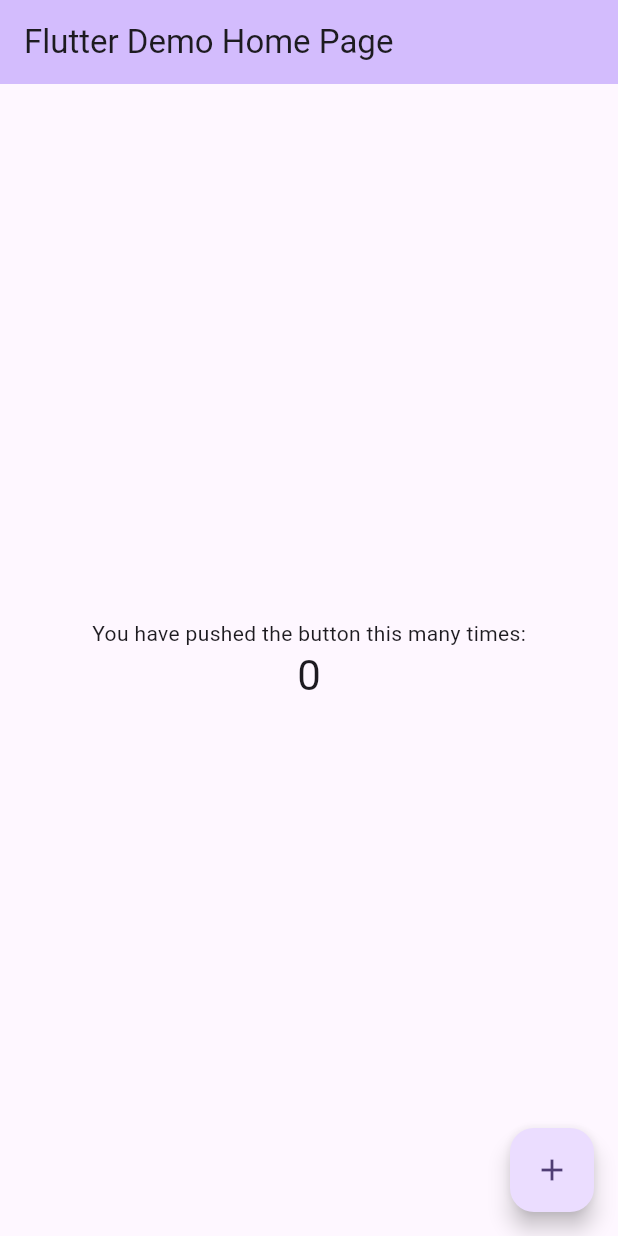
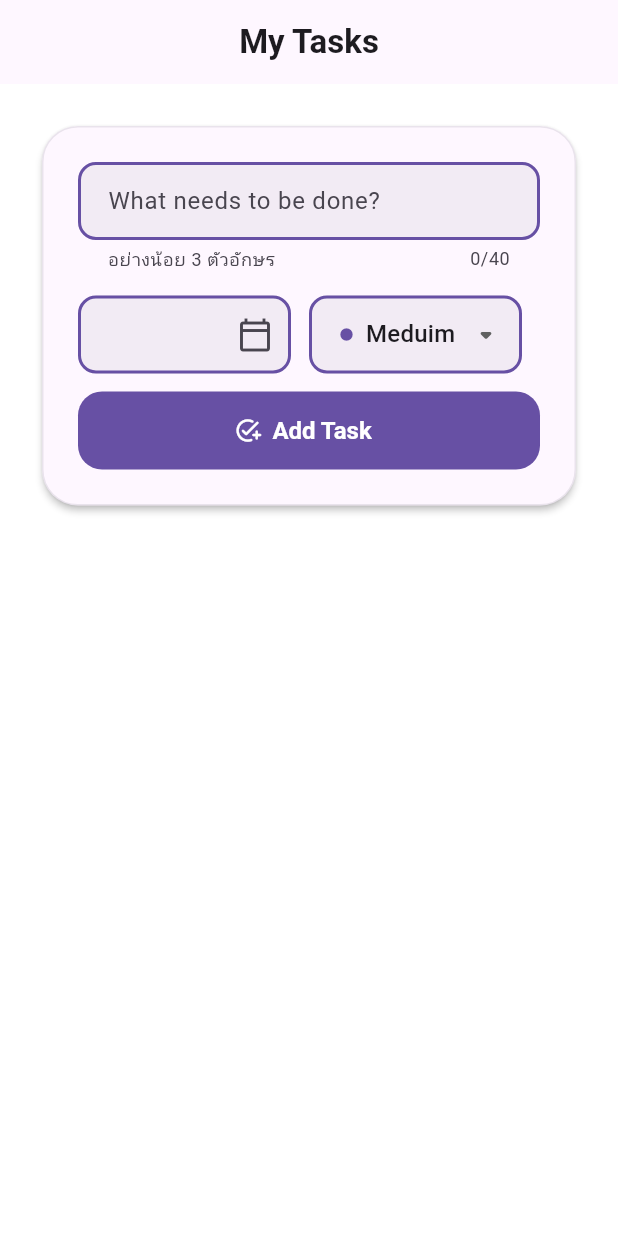
Before and after one commit to panawat-sutthasit/Todo-List, a Flutter app: the screen it shows after launch, on a phone screen of 412 x 824 dp. Run offline on Flutter 3.47's test engine with Material 3 defaults, Android fonts, the phone set to English and light mode, and no system bars.

Commit message:
update to do list page on project

```diff
--- a/todolist/lib/main.dart
+++ b/todolist/lib/main.dart
@@ -1,122 +1,18 @@
 import 'package:flutter/material.dart';
+import 'package:todolist/todo_list_page.dart';
 
-void main() {
-  runApp(const MyApp());
-}
+void main() => runApp(const MyApp());
 
 class MyApp extends StatelessWidget {
   const MyApp({super.key});
 
-  // This widget is the root of your application.
   @override
   Widget build(BuildContext context) {
+    // สร้าง base theme ก่อน เพื่ออ้าง colorScheme ได้
+
     return MaterialApp(
-      title: 'Flutter Demo',
-      theme: ThemeData(
-        // This is the theme of your application.
-        //
-        // TRY THIS: Try running your application with "flutter run". You'll see
-        // the application has a purple toolbar. Then, without quitting the app,
-        // try changing the seedColor in the colorScheme below to Colors.green
-        // and then invoke "hot reload" (save your changes or press the "hot
-        // reload" button in a Flutter-supported IDE, or press "r" if you used
-        // the command line to start the app).
-        //
-        // Notice that the counter didn't reset back to zero; the application
-        // state is not lost during the reload. To reset the state, use hot
-        // restart instead.
-        //
-        // This works for code too, not just values: Most code changes can be
-        // tested with just a hot reload.
-        colorScheme: ColorScheme.fromSeed(seedColor: Colors.deepPurple),
-      ),
-      home: const MyHomePage(title: 'Flutter Demo Home Page'),
+      debugShowCheckedModeBanner: false,
+      home: const TodoListPage(),
     );
   }
 }
-
-class MyHomePage extends StatefulWidget {
-  const MyHomePage({super.key, required this.title});
-
-  // This widget is the home page of your application. It is stateful, meaning
-  // that it has a State object (defined below) that contains fields that affect
-  // how it looks.
-
-  // This class is the configuration for the state. It holds the values (in this
-  // case the title) provided by the parent (in this case the App widget) and
-  // used by the build method of the State. Fields in a Widget subclass are
-  // always marked "final".
-
-  final String title;
-
-  @override
-  State<MyHomePage> createState() => _MyHomePageState();
-}
-
-class _MyHomePageState extends State<MyHomePage> {
-  int _counter = 0;
-
-  void _incrementCounter() {
-    setState(() {
-      // This call to setState tells the Flutter framework that something has
-      // changed in this State, which causes it to rerun the build method below
-      // so that the display can reflect the updated values. If we changed
-      // _counter without calling setState(), then the build method would not be
-      // called again, and so nothing would appear to happen.
-      _counter++;
-    });
-  }
-
-  @override
-  Widget build(BuildContext context) {
-    // This method is rerun every time setState is called, for instance as done
-    // by the _incrementCounter method above.
-    //
-    // The Flutter framework has been optimized to make rerunning build methods
-    // fast, so that you can just rebuild anything that needs updating rather
-    // than having to individually change instances of widgets.
-    return Scaffold(
-      appBar: AppBar(
-        // TRY THIS: Try changing the color here to a specific color (to
-        // Colors.amber, perhaps?) and trigger a hot reload to see the AppBar
-        // change color while the other colors stay the same.
-        backgroundColor: Theme.of(context).colorScheme.inversePrimary,
-        // Here we take the value from the MyHomePage object that was created by
-        // the App.build method, and use it to set our appbar title.
-        title: Text(widget.title),
-      ),
-      body: Center(
-        // Center is a layout widget. It takes a single child and positions it
-        // in the middle of the parent.
-        child: Column(
-          // Column is also a layout widget. It takes a list of children and
-          // arranges them vertically. By default, it sizes itself to fit its
-          // children horizontally, and tries to be as tall as its parent.
-          //
-          // Column has various properties to control how it sizes itself and
-          // how it positions its children. Here we use mainAxisAlignment to
-          // center the children vertically; the main axis here is the vertical
-          // axis because Columns are vertical (the cross axis would be
-          // horizontal).
-          //
-          // TRY THIS: Invoke "debug painting" (choose the "Toggle Debug Paint"
-          // action in the IDE, or press "p" in the console), to see the
-          // wireframe for each widget.
-          mainAxisAlignment: MainAxisAlignment.center,
-          children: <Widget>[
-            const Text('You have pushed the button this many times:'),
-            Text(
-              '$_counter',
-              style: Theme.of(context).textTheme.headlineMedium,
-            ),
-          ],
-        ),
-      ),
-      floatingActionButton: FloatingActionButton(
-        onPressed: _incrementCounter,
-        tooltip: 'Increment',
-        child: const Icon(Icons.add),
-      ), // This trailing comma makes auto-formatting nicer for build methods.
-    );
-  }
-}
--- /dev/null
+++ b/todolist/lib/models/todo_item.dart
@@ -0,0 +1,75 @@
+import 'package:flutter/material.dart';
+import 'package:flutter/services.dart';
+
+enum Priority {low, meduim, high}
+
+class TodoItem {
+  final String title;
+  final DateTime? due;
+  final Priority priority;
+  final bool done;
+
+  TodoItem({
+    required this.title,
+    this.due,
+    required this.priority,
+    this.done = false,
+  });
+
+  TodoItem copyWith({
+    String? title,
+    DateTime? due,
+    Priority? priority,
+    bool? done,
+  }) {
+    return TodoItem(
+      title: title ?? this.title,
+      due: due ?? this.due,
+      priority: priority ?? this.priority,
+      done: done ?? this.done
+    );
+  }
+
+  Map<String, dynamic> toJson() {
+    return {
+      "title": title,
+      "due": due?.toIso8601String(),
+      "priority": priority.name,
+      "done": done
+    };
+  }
+
+  factory TodoItem.fromJson(Map<String, dynamic> json) {
+    return TodoItem(
+      title: json["title"] ?? "",
+      due: json["due"] != null ? DateTime.parse(json["due"]) : null,
+      priority: Priority.values.firstWhere(
+        (p) => p.name == json["priority"],
+        orElse: () => Priority.meduim,
+      ),
+      done: json["done"] ?? false
+    );
+  }
+}
+
+String priorityLabel(Priority p) {
+  switch (p) {
+    case Priority.low:
+      return "Low";
+    case Priority.meduim:
+      return "Meduim";
+    case Priority.high:
+      return "High";
+  }
+}
+
+Color priorityColor(Priority p, ColorScheme scheme) {
+  switch (p) {
+    case Priority.low:
+      return scheme.tertiary;
+    case Priority.meduim:
+      return scheme.primary;
+    case Priority.high:
+      return scheme.error;
+  }
+}
--- /dev/null
+++ b/todolist/lib/todo_list_page.dart
@@ -0,0 +1,386 @@
+import 'package:flutter/material.dart';
+import 'package:intl/intl.dart';
+import 'package:todolist/models/todo_item.dart';
+
+class TodoListPage extends StatefulWidget {
+  const TodoListPage({super.key});
+
+  @override
+  State<TodoListPage> createState() => _TodoListPageState();
+}
+
+class _TodoListPageState extends State<TodoListPage> {
+
+  final _formkey = GlobalKey<FormState>();
+
+  final _titleCtrl = TextEditingController();
+  final _dueDateCtrl = TextEditingController();
+
+  DateTime? _dueDate;
+  Priority _priority = Priority.meduim;
+
+  final List<TodoItem> _items = [];
+
+  @override
+  void dispose() {
+    // TODO: implement dispose
+    _titleCtrl.dispose();
+    _dueDateCtrl.dispose();
+    super.dispose();
+  }
+
+  Future<void> _pickDate() async {
+    final now = DateTime.now();
+    final result = await showDatePicker(
+      context: context,
+      initialDate: _dueDate ?? now,
+      firstDate: DateTime(now.year - 1),
+      lastDate: DateTime(now.year+3),
+      helpText: 'เลือกวันที่',
+      cancelText: 'ยกเลิก',
+      confirmText: 'ตกลง'
+    );
+    if (result != null) {
+      setState(() {
+        _dueDate = DateTime(result.year, result.month, result.day);
+        _dueDateCtrl.text = DateFormat('dd MMM yyyy').format(_dueDate!);
+      });
+    }
+  }
+
+
+  InputDecoration _input(String label, {String? hint, String? helper, Widget? prefixIcon, Widget? suffixIcon}) {
+    final scheme = Theme.of(context).colorScheme;
+    final border = OutlineInputBorder(
+      borderRadius: BorderRadius.circular(12),
+      borderSide: BorderSide(color: scheme.outlineVariant, width: 1.4)
+    );
+
+    return InputDecoration(
+      // labelText: label,
+      hintText: hint,
+      helperText: helper,
+      prefixIcon: prefixIcon,
+      suffixIcon: suffixIcon,
+      filled: true,
+      fillColor: Theme.of(context).colorScheme.surfaceContainerHighest.withOpacity(0.5),
+      border: border,
+      enabledBorder: border.copyWith(
+        borderSide: BorderSide(color: Theme.of(context).colorScheme.primary, width: 2)
+      ),
+      focusedBorder: border.copyWith(
+        borderSide: BorderSide(color: Theme.of(context).colorScheme.primary, width: 2),
+      ),
+      contentPadding: const EdgeInsets.symmetric(horizontal: 16, vertical: 14)
+    );
+  }
+
+  @override
+  Widget build(BuildContext context) {
+
+    final scheme = Theme.of(context).colorScheme;
+
+    return Scaffold(
+      backgroundColor: scheme.surfaceContainerLowest,
+      appBar: AppBar(
+        title: Text("My Tasks", style: TextStyle(
+          color: scheme.onSurface,
+          fontWeight: FontWeight.w600
+        ),),
+        backgroundColor: scheme.surface,
+        foregroundColor: scheme.onPrimary,
+        centerTitle: true,
+        elevation: 0,
+      ),
+      body: SafeArea(
+        child: LayoutBuilder(
+          builder: (context, constraints) {
+            return SingleChildScrollView(
+              padding: const EdgeInsets.all(24),
+              child: Center(
+                child: Column(
+                  children: [
+                    ConstrainedBox(
+                      constraints: BoxConstraints(
+                        maxWidth: 720,
+                        // minHeight: constraints.maxHeight - 40
+                      ),
+                      child: Card(
+                        elevation: 2,
+                        color: scheme.surface,
+                        shape: RoundedRectangleBorder(
+                          borderRadius: BorderRadius.circular(24),
+                          side: BorderSide(
+                            color: scheme.outlineVariant.withOpacity(0.4),
+                            width: 1,
+                          )
+                        ),
+                        child: Padding(
+                          padding: const EdgeInsets.all(24),
+                          child: Form(
+                            key: _formkey,
+                            child: Column(
+                              crossAxisAlignment: CrossAxisAlignment.stretch,
+                              children: [
+                                TextFormField(
+                                  controller: _titleCtrl,
+                                  maxLength: 40,
+                                  textInputAction: TextInputAction.next,
+                                  decoration: _input(
+                                    'ชื่องาน',
+                                    hint: 'What needs to be done?',
+                                    helper: 'อย่างน้อย 3 ตัวอักษร'
+                                    // prefixIcon: const Icon(Icons.edit_outlined)
+                                  ),
+                                  validator: (v) {
+                                    final t = v?.trim() ?? '';
+                                    if (t.isEmpty) return 'กรุณากรอกชื่องาน';
+                                    if (t.length < 3) return 'ชื่องานควรยาวเกิน 3 ตัวอักษร';
+                                    return null;
+                                  },
+                                ),
+                                const SizedBox(height: 16,),
+                                Row(
+                                  children: [
+                                    Expanded(
+                                      child: GestureDetector(
+                                        onTap: _pickDate,
+                                        child: AbsorbPointer(
+                                          child: TextField(
+                                            controller: _dueDateCtrl,
+                                            readOnly: true,
+                                            decoration: _input(
+                                              "",
+                                              // prefixIcon: const Icon(Icons.event_outlined),
+                                              suffixIcon: IconButton(
+                                                onPressed: _pickDate,
+                                                icon: const Icon(Icons.calendar_today_outlined),
+                                                tooltip: "เลือกวันที่",
+                                              )
+                                            ),
+                                          ),
+                                        ),
+                                      ),
+                                    ),
+                                    SizedBox(width: 12,),
+                                    Expanded(
+                                      child: DropdownButtonFormField<Priority>(
+                                        value: _priority,
+                                        decoration: _input(
+                                          '',
+                                        ),
+                                        icon: const Icon(Icons.arrow_drop_down_rounded),
+                                        // style: const TextStyle(color: Colors.red),
+                                        items: Priority.values.map((p) {
+                                          return DropdownMenuItem(
+                                            value: p,
+                                            child: Row(
+                                              children: [
+                                                Icon(
+                                                  Icons.circle,
+                                                  size: 10,
+                                                  color: priorityColor(p, scheme),
+                                                ),
+                                                const SizedBox(width: 8,),
+                                                Text(priorityLabel(p))
+                                              ],
+                                            )
+                                          );
+                                        }).toList(),
+                                        onChanged: (p) {
+                                          if (p != null) {
+                                            setState(() {
+                                              _priority = p;
+                                            });
+                                          }
+                                        },
+                                      )
+                                    ),
+                                    SizedBox(width: 12,),
+                                  ],
+                                ),
+                                SizedBox(height: 12,),
+
+                                SizedBox(
+                                  height: 52,
+                                  child: FilledButton.icon(
+                                    style: FilledButton.styleFrom(
+                                      backgroundColor: scheme.primary,
+                                      foregroundColor: scheme.onPrimary,
+                                      shape: RoundedRectangleBorder(
+                                        borderRadius: BorderRadius.circular(16),
+                                      ),
+                                      textStyle: const TextStyle(
+                                        fontSize: 16,
+                                        fontWeight: FontWeight.w600
+                                      )
+                                    ),
+                                    onPressed: () {
+                                      if (_formkey.currentState?.validate() ?? false) {
+                                        final newItem = TodoItem(
+                                          title: _titleCtrl.text.trim(),
+                                          due: _dueDate,
+                                          priority: _priority,
+                                          done: false
+                                        );
+
+                                        setState(() {
+                                          _items.add(newItem);
+                                        });
+
+                                        _titleCtrl.clear();
+                                        _dueDateCtrl.clear();
+                                        _dueDate = null;
+                                        _priority = Priority.meduim;
+
+                                        debugPrint("SAVE TASK:");
+                                        debugPrint("title=${_titleCtrl.text}");
+                                        debugPrint("due=$_dueDate:");
+                                        debugPrint("priority=$_priority:");
+                                      }
+                                    },
+                                    icon: const Icon(Icons.add_task_rounded),
+                                    label: const Text("Add Task"),
+                                  ),
+                                )
+                              ],
+                            ),
+                          ),
+                        ),
+                      ),
+                    ),
+                    SizedBox(height: 24,),
+                    ..._items.map((item) {
+                      final dueText = item.due != null
+                        ? DateFormat('dd MMM yyyy').format(item.due!)
+                        : "No due date";
+
+                      Color badgeBg;
+                      switch (item.priority) {
+                        case Priority.low:
+                          badgeBg = scheme.tertiary.withOpacity(0.15);
+                          break;
+                        case Priority.meduim:
+                          badgeBg = scheme.primary.withOpacity(0.15);
+                          break;
+                        case Priority.high:
+                          badgeBg = scheme.error.withOpacity(0.15);
+                          break;
+                      }
+
+                      return Container(
+                        margin: const EdgeInsets.only(bottom: 12),
+                        padding: const EdgeInsets.all(24),
+                        decoration: BoxDecoration(
+                          borderRadius: BorderRadius.circular(12),
+                          border: Border.all(
+                            color: scheme.outlineVariant.withOpacity(0.4),
+                            width: 1,
+                          ),
+                          color: scheme.surfaceContainerLowest
+                        ),
+                        child: Row(
+                          crossAxisAlignment: CrossAxisAlignment.center,
+                          children: [
+                            InkWell(
+                              onTap: () {
+                                setState(() {
+                                  final idx = _items.indexOf(item);
+                                  _items[idx] = TodoItem(
+                                    title: item.title,
+                                    due: item.due,
+                                    priority: item.priority,
+                                    done: !item.done
+                                  );
+                                });
+                              },
+                              child: Container(
+                                width: 28,
+                                height: 28,
+                                decoration: BoxDecoration(
+                                  borderRadius: BorderRadius.circular(6),
+                                  border: Border.all(
+                                    color: scheme.primary,
+                                    width: 2
+                                  ),
+                                  color: item.done ? scheme.primary.withOpacity(0.1) : Colors.transparent
+                                ),
+                                child: item.done
+                                  ? Icon(Icons.check, size: 18, color: scheme.primary)
+                                  : null,
+                              ),
+                            ),
+                            const SizedBox(width: 12,),
+                            Expanded(
+                              child: Column(
+                                mainAxisAlignment: MainAxisAlignment.center,
+                                crossAxisAlignment: CrossAxisAlignment.start,
+                                children: [
+                                  Row(
+                                    children: [
+                                      SizedBox(width: 6,),
+                                      Expanded(
+                                        child: Text(
+                                          item.title,
+                                          maxLines: 1,
+                                          overflow: TextOverflow.ellipsis,
+                                          style: TextStyle(fontWeight: FontWeight.w600, fontSize: 24, color: scheme.onSurface),
+                                        ),
+                                      ),
+                                    ],
+                                  ),
+                                  SizedBox(height: 6,),
+                                  Container(
+                                    padding: EdgeInsets.symmetric(horizontal: 12, vertical: 6),
+                                    decoration: BoxDecoration(
+                                      color: priorityColor(item.priority, scheme).withOpacity(0.4),
+                                      borderRadius: BorderRadius.circular(50)
+                                    ),
+                                    child: Text(priorityLabel(item.priority), style: TextStyle(color: priorityColor(item.priority, scheme), fontSize: 16, fontWeight: FontWeight.w500),)
+                                  )
+                                ],
+                              ),
+                            ),
+                            Row(
+                              children: [
+                                Container(
+                                  decoration: BoxDecoration(
+                                    color: Colors.yellow.shade600,
+                                    borderRadius: BorderRadius.circular(12)
+                                  ),
+                                  child: IconButton(
+                                    onPressed: () {},
+                                    icon: const Icon(Icons.edit, color: Colors.white,)
+                                  ),
+                                ),
+                                SizedBox(width: 6,),
+                                Container(
+                                  decoration: BoxDecoration(
+                                    color: Colors.red.shade600,
+                                    borderRadius: BorderRadius.circular(12)
+                                  ),
+                                  child: IconButton(
+                                    onPressed: () {
+                                      setState(() {
+                                        _items.remove(item);
+                                      });
+                                    },
+                                    icon: const Icon(Icons.delete, color: Colors.white,)
+                                  ),
+                                ),
+                              ],
+                            )
+                          ],
+                        ),
+                      );
+                    }).toList(),
+                  ],
+                )
+              ),
+            );
+          }
+        )
+      ),
+    );
+  }
+}
--- a/todolist/pubspec.yaml
+++ b/todolist/pubspec.yaml
@@ -30,6 +30,7 @@ environment:
 dependencies:
   flutter:
     sdk: flutter
+  intl: ^0.19.0
 
   # The following adds the Cupertino Icons font to your application.
   # Use with the CupertinoIcons class for iOS style icons.
```
Also changed, not shown: todolist/pubspec.lock.
